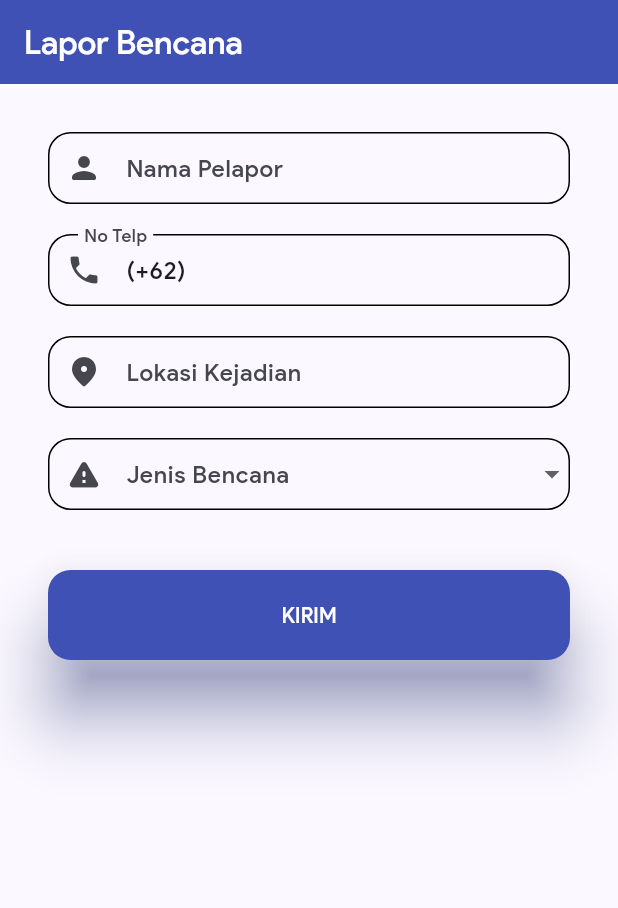
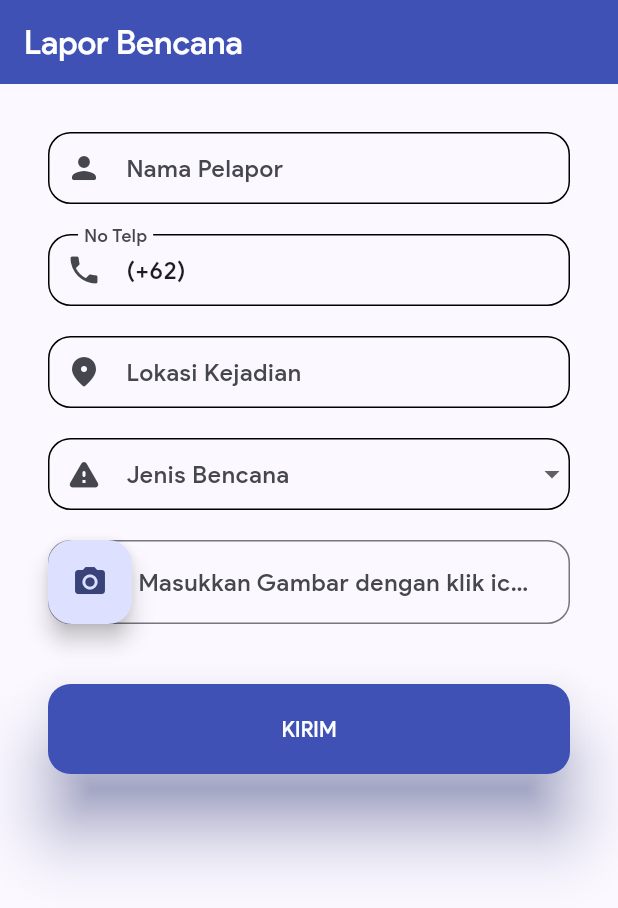
Before and after one commit to memorezasabana/sutasapp, a Flutter app: the FormScreen screen opened directly, on a phone screen of 412 x 824 dp. Shown: the top 908 px of the screen. Run offline on Flutter 3.47's test engine with Material 3 defaults, Android fonts, the phone set to English and light mode, and no system bars; our stand-ins replace get, image_picker.

Commit message:
inputgambar

```diff
--- a/lib/screens/form_page.dart
+++ b/lib/screens/form_page.dart
@@ -1,6 +1,9 @@
 import 'package:flutter/material.dart';
+import 'dart:io';
+import 'package:image_picker/image_picker.dart';
 import 'package:sutasapp/screens/dashboard/bottom_nav_bar.dart';
 import 'package:sutasapp/screens/dashboard/dashboard_screen.dart';
+import 'package:image_picker/image_picker.dart';
 
 class FormScreen extends StatefulWidget {
   static String routeName = "/form";
@@ -12,6 +15,15 @@ class FormScreen extends StatefulWidget {
 }
 
 class _FormScreenState extends State<FormScreen> {
+  File? image;
+  Future getImage() async {
+    final ImagePicker _picker = ImagePicker();
+    final XFile? imagePicked =
+        await _picker.pickImage(source: ImageSource.gallery);
+    image = File(imagePicked!.path);
+    setState(() {});
+  }
+
   final TextEditingController emailController = TextEditingController();
   final TextEditingController phoneController =
       TextEditingController(text: "(+62) ");
@@ -19,8 +31,6 @@ class _FormScreenState extends State<FormScreen> {
   final TextEditingController passwordController = TextEditingController();
 
   String? _jenisBencana;
-
-
 
   @override
   Widget build(BuildContext context) {
@@ -140,7 +150,37 @@ class _FormScreenState extends State<FormScreen> {
             }).toList(),
           ),
           const SizedBox(height: 20),
-
+          Column(
+            children: [
+              TextField(
+                readOnly: true,
+                controller: nameController,
+                decoration: InputDecoration(
+                  prefixIcon: FloatingActionButton(
+                    onPressed: () async {
+                      await getImage();
+                    },
+                    child: Icon(Icons.camera_alt),
+                  ),
+                  hintText: 'Masukkan Gambar dengan klik icon',
+                  contentPadding: const EdgeInsets.symmetric(horizontal: 20),
+                  border: OutlineInputBorder(
+                    borderSide: const BorderSide(
+                      color: Colors.black,
+                    ),
+                    borderRadius: BorderRadius.circular(15.0),
+                  ),
+                ),
+              ),
+              image != null
+                  ? Container(
+                      height: 200,
+                      width: MediaQuery.of(context).size.width,
+                      child: Image.file(image!))
+                  : Container(),
+            ],
+          ),
+          const SizedBox(height: 20),
           const SizedBox(height: 20),
           InkWell(
             onTap: () {
--- a/pubspec.yaml
+++ b/pubspec.yaml
@@ -29,6 +29,8 @@ environment:
 # versions available, run `flutter pub outdated`.
 dependencies:
   flutter_screenutil: ^5.9.0
+  image_picker: ^1.0.7
+  path_provider: ^2.1.2
   get:
   flutter:
     sdk: flutter
@@ -48,8 +50,8 @@ dev_dependencies:
   # activated in the `analysis_options.yaml` file located at the root of your
   # package. See that file for information about deactivating specific lint
   # rules and activating additional ones.
-  flutter_lints: ^2.0.0
-  image_picker: ^0.8.4+2
+  flutter_lints: ^3.0.1
+  image_picker: ^1.0.7
 
 # For information on the generic Dart part of this file, see the
 # following page: https://dart.dev/tools/pub/pubspec
```
Also changed, not shown: pubspec.lock, 2 other files.
